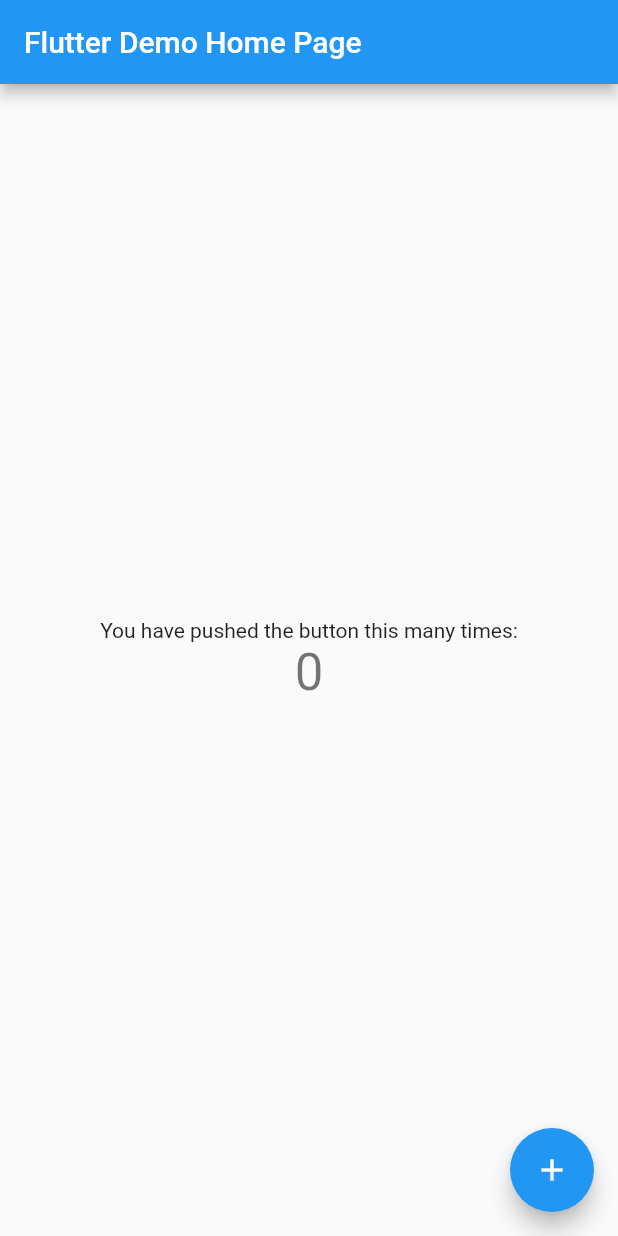
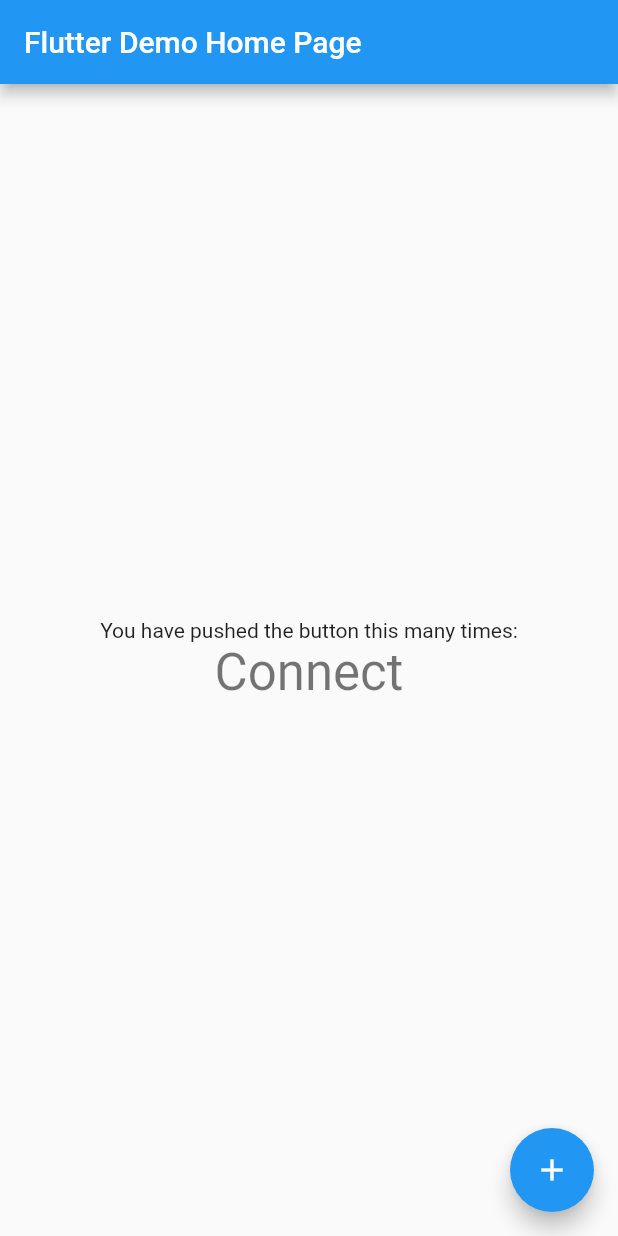
Before and after one commit to MKondakova/FlatterAppWithMQTT, a Flutter app: the MyHomePage screen opened directly, after a tap on the "add" icon, on a phone screen of 412 x 824 dp. Run offline on Flutter 3.47's test engine with Material 2 defaults, Android fonts, the phone set to English and light mode, and no system bars.

Commit message:
изменения в mqtt части

```diff
--- a/client/lib/mqtt_main_page.dart
+++ b/client/lib/mqtt_main_page.dart
@@ -1,12 +1,5 @@
-import 'package:mqtt_client/mqtt_client.dart';
-import 'package:mqtt_client/mqtt_server_client.dart';
-
-import 'package:flutter/material.dart';
-
-
-class MyApp1 extends StatelessWidget {
-
-  const MyApp1({super.key});
+class MyApp extends StatelessWidget {
+  const MyApp({super.key});
 
   // This widget is the root of your application.
   @override
@@ -14,15 +7,6 @@ class MyApp1 extends StatelessWidget {
     return MaterialApp(
       title: 'Flutter Demo',
       theme: ThemeData(
-        // This is the theme of your application.
-        //
-        // Try running your application with "flutter run". You'll see the
-        // application has a blue toolbar. Then, without quitting the app, try
-        // changing the primarySwatch below to Colors.green and then invoke
-        // "hot reload" (press "r" in the console where you ran "flutter run",
-        // or simply save your changes to "hot reload" in a Flutter IDE).
-        // Notice that the counter didn't reset back to zero; the application
-        // is not restarted.
         primarySwatch: Colors.blue,
       ),
       home: const MyHomePage(title: 'Flutter Demo Home Page'),
@@ -51,8 +35,7 @@ class MyHomePage extends StatefulWidget {
 class _MyHomePageState extends State<MyHomePage> {
   Future<MqttServerClient> connect() async {
     MqttServerClient client =
-    MqttServerClient.withPort('192.168.0.15', 'flutter_client', 1883);
-    client.logging(on: true);
+    MqttServerClient.withPort('192.168.1.77', 'flutter_client', 1883);
     client.onConnected = onConnected;
     client.onDisconnected = onDisconnected;
     client.onSubscribed = onSubscribed;
@@ -60,24 +43,15 @@ class _MyHomePageState extends State<MyHomePage> {
     client.pongCallback = pong;
 
     final connMessage = MqttConnectMessage()
-        .authenticateAs('username', 'password')
         .keepAliveFor(60)
-        .withWillTopic('willtopic')
-        .withWillMessage('Will message')
-        .startClean()
-        .withWillQos(MqttQos.atLeastOnce);
+        .startClean();
     client.connectionMessage = connMessage;
-    print('a');
     try {
       await client.connect();
     } catch (e) {
       print('Exception: $e');
       client.disconnect();
     }
-
-    const topic = "house/bulbs/bulb1";
-    client.subscribe(topic, MqttQos.atMostOnce);
-    print('b');
 
     client.updates?.listen((List<MqttReceivedMessage<MqttMessage>> c) {
       final MqttPublishMessage message = c[0].payload as MqttPublishMessage;
@@ -86,7 +60,23 @@ class _MyHomePageState extends State<MyHomePage> {
 
       print('Received message:$payload from topic: ${c[0].topic}>');
     });
+    final clientBuilder = MqttClientPayloadBuilder();
+    clientBuilder.addString(json.encode(
+        {
+          "username": "alndr03",
+          "password": "23"
+        }));
+    final sensorBuilder = MqttClientPayloadBuilder();
+    sensorBuilder.addString(json.encode(
+        {
+          "title": "sensor1",
+          "guid": "e11bae50-3193-4d85-9fdf-8ff87967f82a"
+        }));
 
+    client.subscribe('client/create/alndr03', MqttQos.atLeastOnce);
+    client.subscribe('sensor/create/e11bae50-3193-4d85-9fdf-8ff87967f82a', MqttQos.atLeastOnce);
+    client.publishMessage('client/create', MqttQos.atLeastOnce, clientBuilder.payload!);
+    client.publishMessage('sensor/create', MqttQos.atLeastOnce, sensorBuilder.payload!);
     return client;
   }
 
@@ -118,19 +108,6 @@ class _MyHomePageState extends State<MyHomePage> {
 // PING response received
   void pong() {
     print('Ping response client callback invoked');
-  }
-
-  int _counter = 0;
-
-  void _incrementCounter() {
-    setState(() {
-      // This call to setState tells the Flutter framework that something has
-      // changed in this State, which causes it to rerun the build method below
-      // so that the display can reflect the updated values. If we changed
-      // _counter without calling setState(), then the build method would not be
-      // called again, and so nothing would appear to happen.
-      _counter++;
-    });
   }
 
   @override
@@ -171,7 +148,7 @@ class _MyHomePageState extends State<MyHomePage> {
               'You have pushed the button this many times:',
             ),
             Text(
-              '$_counter',
+              'Connect',
               style: Theme.of(context).textTheme.headline4,
             ),
           ],
@@ -184,6 +161,8 @@ class _MyHomePageState extends State<MyHomePage> {
         tooltip: 'Increment',
         child: const Icon(Icons.add),
       ), // This trailing comma makes auto-formatting nicer for build methods.
+
+
     );
   }
 }
```
